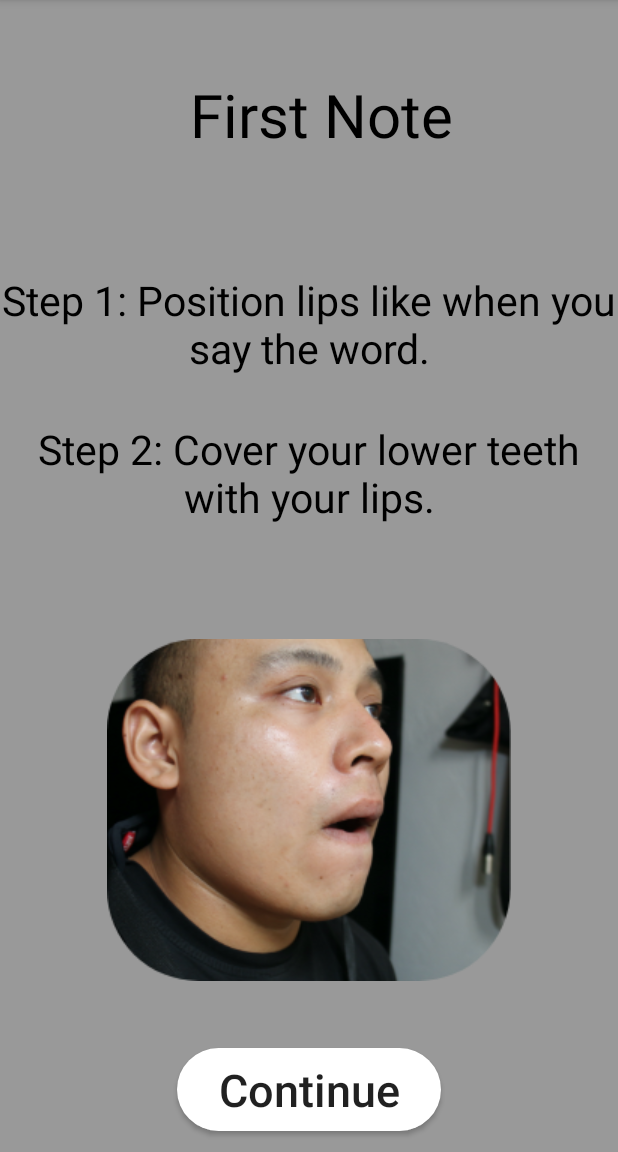
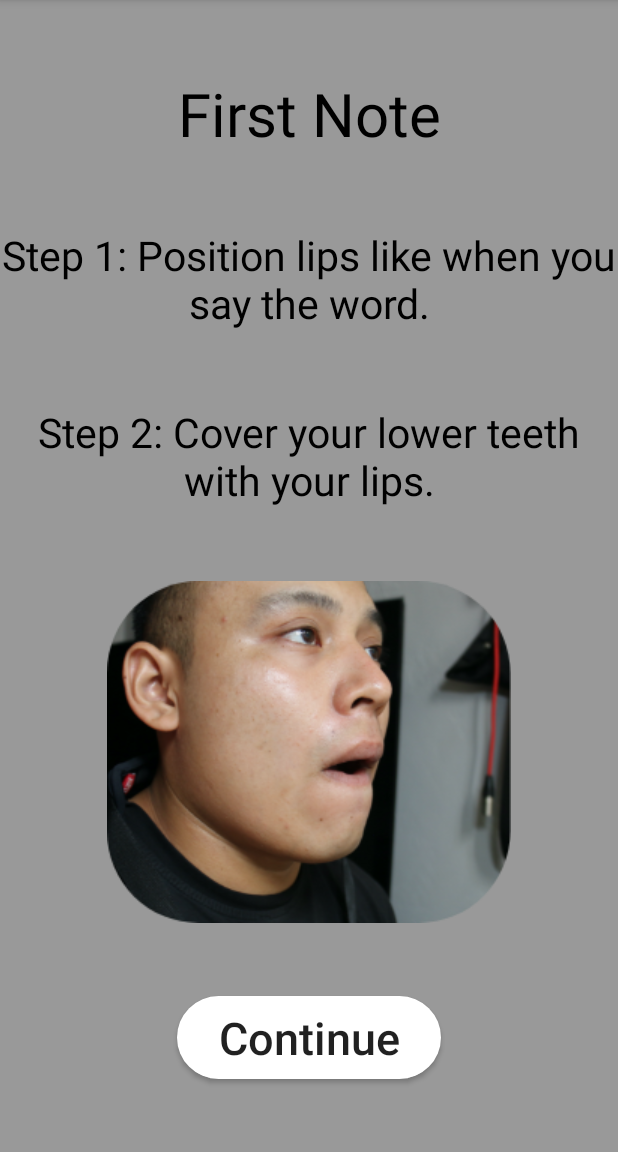
Before and after one commit to sammax12/SimpleSaxaphone, an Android app: the fragment FirstNote1 shown on its own in the app's theme, on a phone screen of 412 x 824 dp, the part 84-1236 px from its top. Run offline under Robolectric (Android 15) with nearby library versions, the phone set to English and light mode, and no system bars.

Commit message:
fixed some constraints for screen flexibility

```diff
--- a/app/src/main/res/layout/fragment_first_note1.xml
+++ b/app/src/main/res/layout/fragment_first_note1.xml
@@ -1,80 +1,77 @@
 <?xml version="1.0" encoding="utf-8"?>
-<RelativeLayout xmlns:android="http://schemas.android.com/apk/res/android"
+<androidx.constraintlayout.widget.ConstraintLayout xmlns:android="http://schemas.android.com/apk/res/android"
     xmlns:app="http://schemas.android.com/apk/res-auto"
     xmlns:tools="http://schemas.android.com/tools"
     android:layout_width="match_parent"
     android:layout_height="match_parent"
-    tools:context="firstNote.FirstNote1"
-    android:background="#999999">
+    android:background="#999999"
+    tools:context="firstNote.FirstNote1">
 
     <Button
         android:id="@+id/continueBtn"
-        android:layout_width="176dp"
-        android:layout_height="55dp"
-        android:layout_alignParentBottom="true"
-        android:layout_centerHorizontal="true"
-        android:layout_marginBottom="14dp"
+        android:layout_width="176sp"
+        android:layout_height="55sp"
         android:background="@drawable/roundbtn"
+        android:text="Continue"
         android:textAllCaps="false"
-        android:text="Continue"
         android:textSize="30sp"
         app:layout_constraintBottom_toBottomOf="parent"
         app:layout_constraintEnd_toEndOf="parent"
+        app:layout_constraintHorizontal_bias="0.5"
         app:layout_constraintStart_toStartOf="parent"
-        app:layout_constraintTop_toTopOf="parent"
-        app:layout_constraintVertical_bias="0.976" />
+        app:layout_constraintTop_toBottomOf="@+id/imageView4" />
 
     <TextView
         android:id="@+id/textView5"
         android:layout_width="wrap_content"
-        android:layout_height="176dp"
-        android:layout_above="@+id/imageView2"
-        android:layout_alignParentTop="true"
-        android:layout_marginTop="128dp"
-        android:layout_marginBottom="24dp"
+        android:layout_height="wrap_content"
         android:gravity="center"
         android:text="Step 1: Position lips like when you say the word."
         android:textColor="#000000"
-        android:textSize="27dp" />
+        android:textSize="27dp"
+        app:layout_constraintBottom_toTopOf="@+id/textView2"
+        app:layout_constraintEnd_toEndOf="parent"
+        app:layout_constraintHorizontal_bias="0.5"
+        app:layout_constraintStart_toStartOf="parent"
+        app:layout_constraintTop_toBottomOf="@+id/textView4" />
 
     <TextView
         android:id="@+id/textView2"
         android:layout_width="wrap_content"
-        android:layout_height="176dp"
-        android:layout_above="@+id/imageView2"
-        android:layout_alignParentTop="true"
-        android:layout_marginTop="227dp"
-        android:layout_marginBottom="24dp"
+        android:layout_height="wrap_content"
         android:gravity="center"
         android:text="Step 2: Cover your lower teeth with your lips."
         android:textColor="#000000"
-        android:textSize="27dp" />
+        android:textSize="27sp"
+        app:layout_constraintBottom_toTopOf="@+id/imageView4"
+        app:layout_constraintEnd_toEndOf="parent"
+        app:layout_constraintHorizontal_bias="0.5"
+        app:layout_constraintStart_toStartOf="parent"
+        app:layout_constraintTop_toBottomOf="@+id/textView5" />
 
     <TextView
         android:id="@+id/textView4"
-        android:layout_width="209dp"
-        android:layout_height="58dp"
-        android:layout_above="@+id/imageView2"
-        android:layout_alignParentTop="true"
-        android:layout_alignParentEnd="true"
-        android:layout_alignParentRight="true"
-        android:layout_centerHorizontal="true"
-        android:layout_marginTop="47dp"
-        android:layout_marginEnd="93dp"
-        android:layout_marginRight="93dp"
-        android:layout_marginBottom="256dp"
+        android:layout_width="wrap_content"
+        android:layout_height="wrap_content"
         android:gravity="center"
         android:text="First Note"
         android:textColor="#000000"
-        android:textSize="40dp" />
+        android:textSize="40sp"
+        app:layout_constraintBottom_toTopOf="@+id/textView5"
+        app:layout_constraintEnd_toEndOf="parent"
+        app:layout_constraintHorizontal_bias="0.5"
+        app:layout_constraintStart_toStartOf="parent"
+        app:layout_constraintTop_toTopOf="parent" />
 
     <ImageView
         android:id="@+id/imageView4"
         android:layout_width="wrap_content"
         android:layout_height="wrap_content"
-        android:layout_alignParentBottom="true"
-        android:layout_centerHorizontal="true"
-        android:layout_marginBottom="114dp"
-        android:src="@drawable/firstnote1" />
+        android:src="@drawable/firstnote1"
+        app:layout_constraintBottom_toTopOf="@+id/continueBtn"
+        app:layout_constraintEnd_toEndOf="parent"
+        app:layout_constraintHorizontal_bias="0.5"
+        app:layout_constraintStart_toStartOf="parent"
+        app:layout_constraintTop_toBottomOf="@+id/textView2" />
 
-</RelativeLayout>
+</androidx.constraintlayout.widget.ConstraintLayout>
```
Also changed, not shown: app/src/main/res/layout/activity_chart_translation.xml (+9 -12 lines), app/src/main/res/layout/activity_fragment_display.xml (+1 -6 lines), app/src/main/res/layout/activity_lessons_menu.xml (+15 -11 lines), app/src/main/res/layout/activity_song_menu.xml (+15 -10 lines), app/src/main/res/layout/fragment_finger_chart1.xml (+10 -14 lines), app/src/main/res/layout/fragment_finger_chart10.xml (+10 -12 lines), app/src/main/res/layout/fragment_first_note2.xml (+35 -38 lines).
